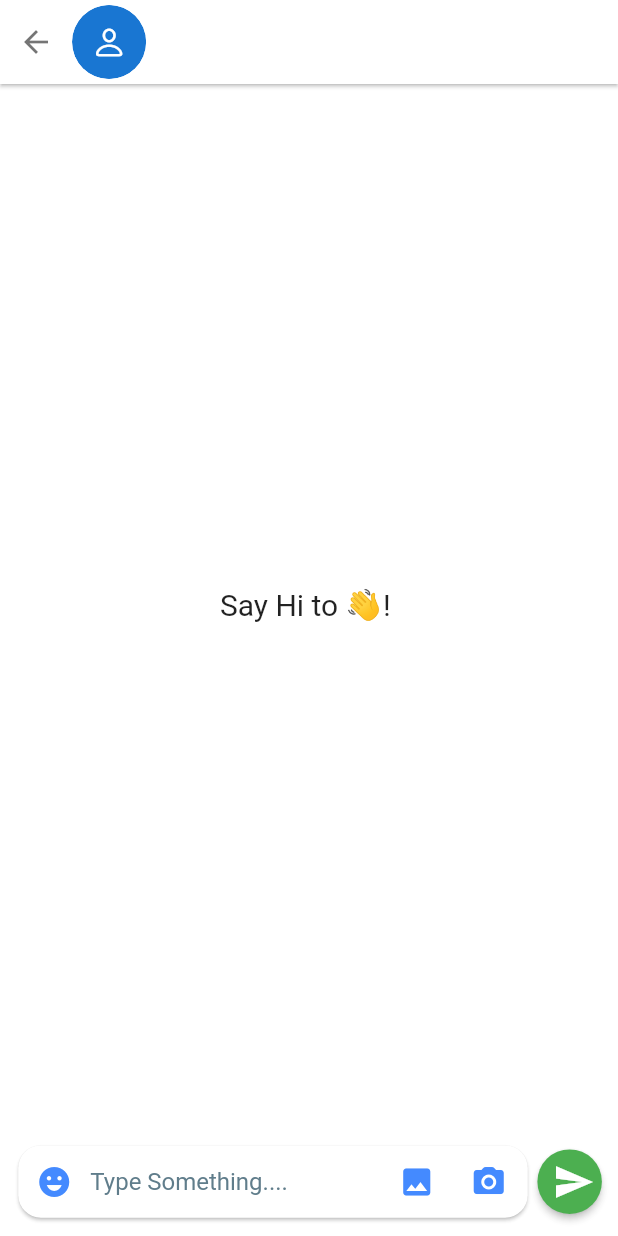
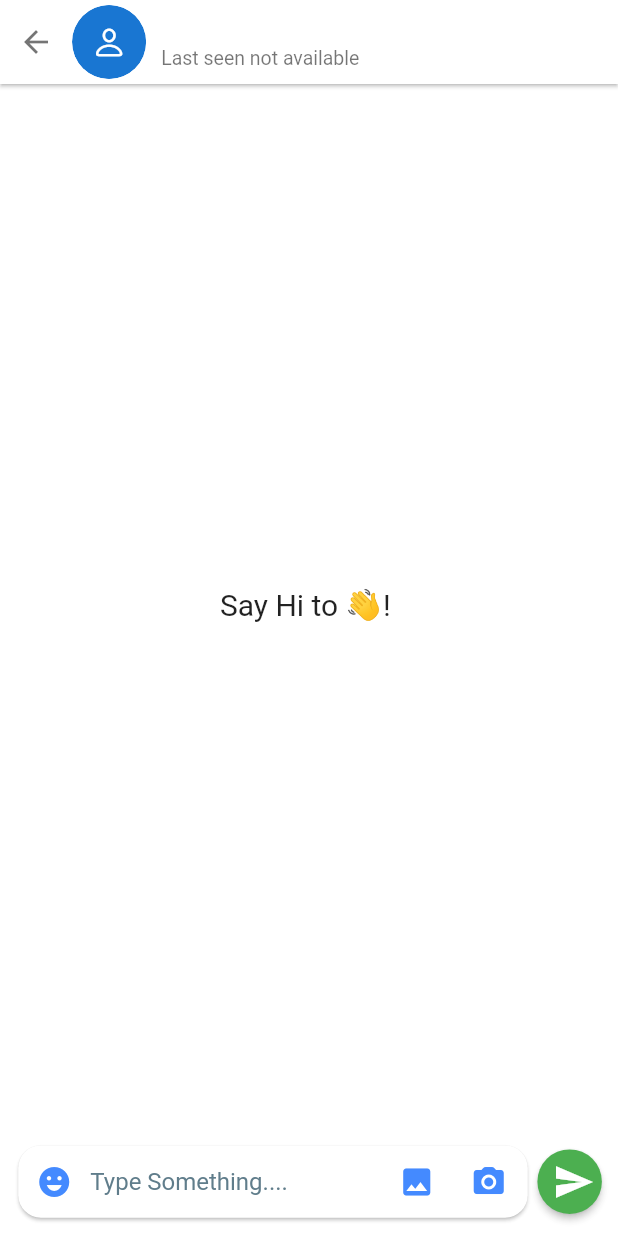
Before and after one commit to thenumanahmed/Chat_App, a Flutter app: the ChatScreen screen opened directly with empty values, on a phone screen of 412 x 824 dp. Run offline on Flutter 3.47's test engine with Material 2 defaults, Android fonts, the phone set to English and light mode, and no system bars; drawn by our look-alikes of cached_network_image; our stand-ins replace cloud_firestore, emoji_picker_flutter, firebase_auth, firebase_core, firebase_storage, google_sign_in and 1 more; accounts and stored records are empty; network calls fail.

Commit message:
realtime online and offline status

```diff
--- a/lib/api/apis.dart
+++ b/lib/api/apis.dart
@@ -166,4 +166,19 @@ class APIs {
     final imageUrl = await ref.getDownloadURL();
     await sendMessage(chatUser, imageUrl, 'image');
   }
+
+  //getting info of specific user
+  static Stream<QuerySnapshot<Map<String, dynamic>>> getUserInfo(
+      ChatUser chatUser) {
+    return firestore
+        .collection('users')
+        .where('id', isNotEqualTo: user.uid)
+        .snapshots();
+  }
+
+  // update online or last active status of user
+  static Future<void> updateActiveStatus(bool isOnline) async {
+     firestore
+        .collection('users').doc(user.uid).update({'is_online':isOnline,'last_active':DateTime.now().microsecondsSinceEpoch.toString()});
+  }
 }
--- a/lib/helper/my_date_util.dart
+++ b/lib/helper/my_date_util.dart
@@ -11,32 +11,71 @@ class MyDateUtil {
 
   //for getting formated time from epoch string
   static String getLastMessageTime(
-      {required BuildContext context, required String time }) {
+      {required BuildContext context, required String time}) {
     final DateTime sent = DateTime.fromMicrosecondsSinceEpoch(int.parse(time));
-    final DateTime now  = DateTime.now();
+    final DateTime now = DateTime.now();
 
-    if(now.day == sent.day && now.month == sent.month && now.year == sent.year){
+    if (now.day == sent.day &&
+        now.month == sent.month &&
+        now.year == sent.year) {
       return TimeOfDay.fromDateTime(sent).format(context);
     }
 
     return '${sent.day} ${_getMonth(sent)}';
   }
 
-  static String _getMonth(DateTime date){
-    switch(date.month){
-      case 1 :  return 'Jan';
-      case 2: return 'Feb';
-      case 3 : return 'Mar';
-      case 4 : return 'Apr';
-      case 5 : return 'May';
-      case 6 : return 'Jun';
-      case 7 : return 'Jul';
-      case 8 : return 'Aug';
-      case 9 : return 'Sep';
-      case 10 : return 'Oct';
-      case 11 : return 'Nov';
-      case 12: return 'Dec';
+  static String _getMonth(DateTime date) {
+    switch (date.month) {
+      case 1:
+        return 'Jan';
+      case 2:
+        return 'Feb';
+      case 3:
+        return 'Mar';
+      case 4:
+        return 'Apr';
+      case 5:
+        return 'May';
+      case 6:
+        return 'Jun';
+      case 7:
+        return 'Jul';
+      case 8:
+        return 'Aug';
+      case 9:
+        return 'Sep';
+      case 10:
+        return 'Oct';
+      case 11:
+        return 'Nov';
+      case 12:
+        return 'Dec';
     }
     return 'NA';
   }
+
+  static String getLastActiveTime(
+      {required BuildContext context, required String lastActive}) {
+    final int i = int.tryParse(lastActive) ?? -1;
+
+    // if time not available return below statement
+    if (i == -1) return 'Last seen not available';
+
+    DateTime time = DateTime.fromMicrosecondsSinceEpoch(i);
+    DateTime now = DateTime.now();
+
+    String formattedTime = TimeOfDay.fromDateTime(time).format(context);
+    if (time.day == now.day &&
+        time.month == now.month &&
+        time.year == now.year) {
+      return 'Last seen today at $formattedTime';
+    }
+
+    if ((now.difference(time).inHours / 24).round() == 1) {
+      return 'Last seen yesterday at $formattedTime';
+    }
+
+    String month = _getMonth(time);
+    return 'Last seen on ${time.day} $month on $formattedTime';
+  }
 }
--- a/lib/screens/chat_screen.dart
+++ b/lib/screens/chat_screen.dart
@@ -1,5 +1,6 @@
 import 'dart:io';
 
+import 'package:chat_app/helper/my_date_util.dart';
 import 'package:emoji_picker_flutter/emoji_picker_flutter.dart';
 import 'package:flutter/cupertino.dart';
 import 'package:image_picker/image_picker.dart';
@@ -237,7 +238,13 @@ class _ChatScreenState extends State<ChatScreen> {
 
   Widget _appBar() {
     return InkWell(
-      child: Row(
+        child: StreamBuilder(
+            stream: APIs.getUserInfo(widget.user),
+            builder: (context, snapshot) {
+              final data = snapshot.data?.docs;
+              final list =
+                  data?.map((e) => ChatUser.fromJson(e.data())).toList() ?? [];
+              return Row(
                 children: [
                   //back button to remove chat screen
                   IconButton(
@@ -251,7 +258,8 @@ class _ChatScreenState extends State<ChatScreen> {
                     child: CachedNetworkImage(
                       height: mq.height * 0.06,
                       width: mq.height * 0.06,
-              imageUrl: widget.user.image,
+                      imageUrl:
+                          list.isNotEmpty ? list[0].image : widget.user.image,
                       // placeholder: (context, url) => const Icon(Icons.error),
                       errorWidget: (context, url, error) => const CircleAvatar(
                         child: Icon(CupertinoIcons.person),
@@ -267,7 +275,7 @@ class _ChatScreenState extends State<ChatScreen> {
                     children: [
                       //user name
                       Text(
-                widget.user.name,
+                        list.isNotEmpty ? list[0].name : widget.user.name,
                         style: const TextStyle(
                           fontSize: 16,
                           fontWeight: FontWeight.w500,
@@ -277,7 +285,13 @@ class _ChatScreenState extends State<ChatScreen> {
                       const SizedBox(height: 2),
                       //last seen time
                       Text(
-                widget.user.name,
+                        list.isNotEmpty
+                            ? list[0].isOnline
+                                ? 'Online'
+                                : MyDateUtil.getLastActiveTime(
+                                    context: context, lastActive: list[0].lastActive)
+                            : MyDateUtil.getLastActiveTime(
+                                    context: context, lastActive: widget.user.lastActive),
                         style: const TextStyle(
                           fontSize: 13,
                           color: Colors.black54,
@@ -286,7 +300,7 @@ class _ChatScreenState extends State<ChatScreen> {
                     ],
                   )
                 ],
-      ),
               );
+            }));
   }
 }
--- a/lib/screens/home_screen.dart
+++ b/lib/screens/home_screen.dart
@@ -26,6 +26,22 @@ class _HomeScreenState extends State<HomeScreen> {
   void initState() {
     super.initState();
     APIs.getSelfInfo();
+    // for settinguser status to active
+    APIs.updateActiveStatus(true);
+
+    // for updating user status according to lifecycle events
+    SystemChannels.lifecycle.setMessageHandler((message) {
+      if (APIs.auth.currentUser != null) {
+        if (message.toString().contains('pause')) {
+          APIs.updateActiveStatus(false);
+        }
+        if (message.toString().contains('resume')) {
+          APIs.updateActiveStatus(true);
+        }
+      }
+
+      return Future.value(message);
+    });
   }
 
   @override
--- a/lib/screens/profile_screen.dart
+++ b/lib/screens/profile_screen.dart
@@ -17,7 +17,7 @@ class ProfileScreen extends StatefulWidget {
 
 class _ProfileScreenState extends State<ProfileScreen> {
   final _formKey = GlobalKey<FormState>();
-  String? _image ;
+  String? _image;
 
   @override
   Widget build(BuildContext context) {
@@ -40,6 +40,8 @@ class _ProfileScreenState extends State<ProfileScreen> {
               onPressed: () async {
                 //show the loading progress indicator
                 Dialogs.showProgressBar(context);
+                // set user status to offline
+                await APIs.updateActiveStatus(false);
 
                 //signing out the user
                 await APIs.auth.signOut().then((value) async {
@@ -49,6 +51,8 @@ class _ProfileScreenState extends State<ProfileScreen> {
 
                     //movinfg to home screen
                     Navigator.pop(context);
+
+                    APIs.auth = FirebaseAuth.instance;
 
                     //replacing the current screen with login screen
                     Navigator.pushReplacement(
@@ -271,7 +275,6 @@ class _ProfileScreenState extends State<ProfileScreen> {
                         });
                         // print('\ndebug: pthname ${image.path} ');
 
-
                         //update the profile picture
                         APIs.updateProfilePicture(File(_image!));
 
```
Lines whose indentation alone changed are shown as unchanged.
